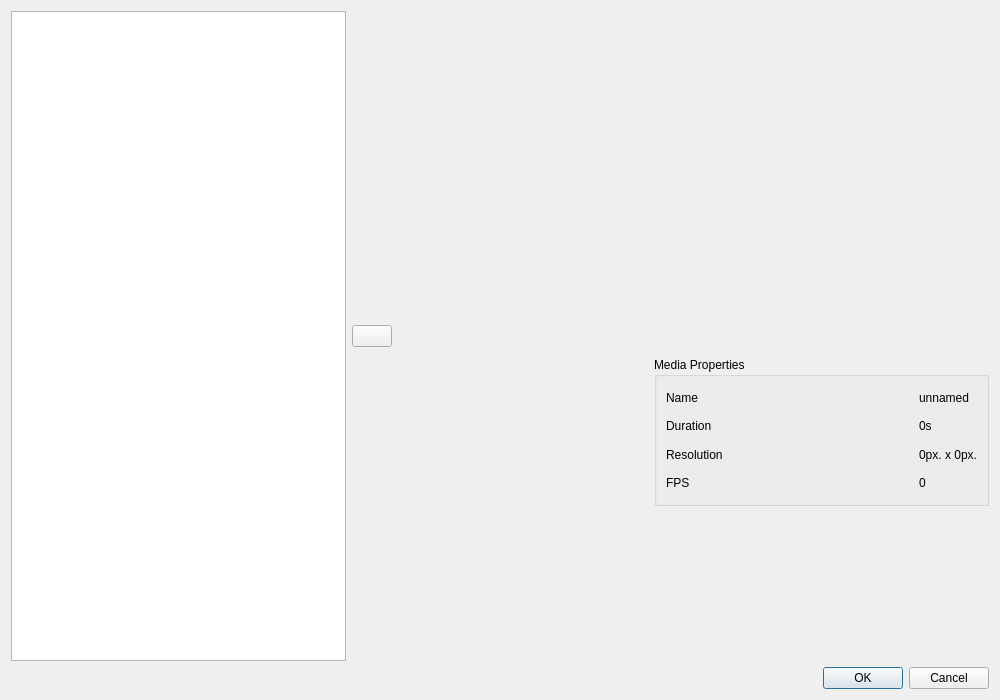
This is src/Gui/import/ui/ImportController.ui in VLMC/vlmc as Qt 5 draws it before an edit. The edited form follows.
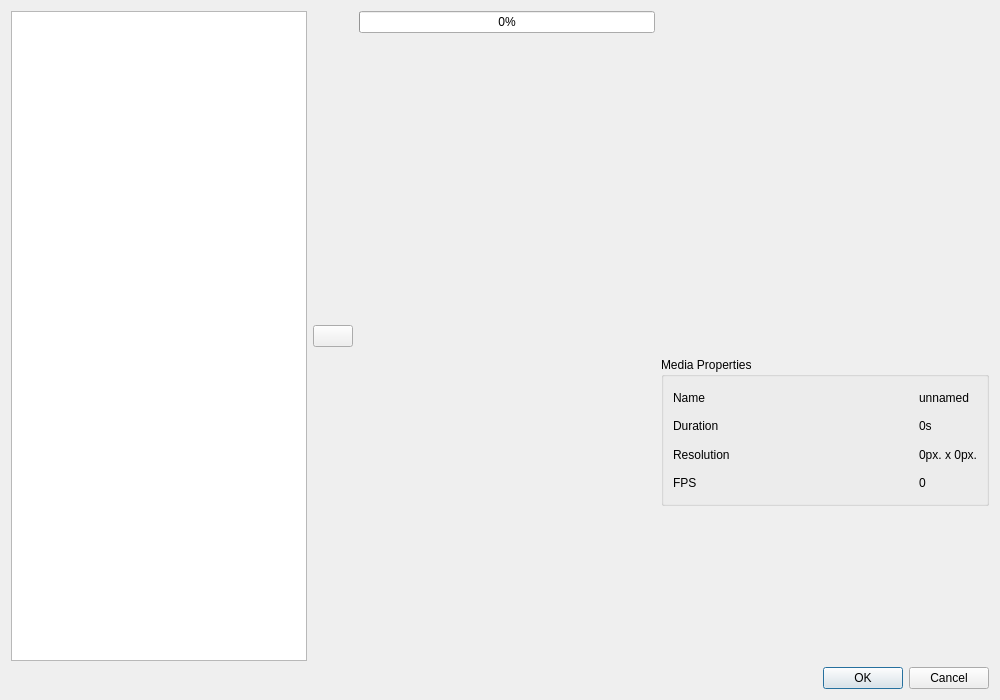
This is the edited form. Icons and pictures are not drawn.

Commit message: The progress bar is now non-modal, so the user can hide the import windows.

Patch:
```diff
--- a/src/Gui/import/ui/ImportController.ui
+++ b/src/Gui/import/ui/ImportController.ui
@@ -38,6 +38,16 @@
        </item>
        <item>
         <layout class="QVBoxLayout" name="verticalLayout_9">
+         <item>
+          <widget class="QProgressBar" name="progressBar">
+           <property name="value">
+            <number>0</number>
+           </property>
+           <property name="textVisible">
+            <bool>true</bool>
+           </property>
+          </widget>
+         </item>
          <item>
           <widget class="QWidget" name="stackViewContainer" native="true">
            <property name="minimumSize">
```
The commit also changes 2 other files.
